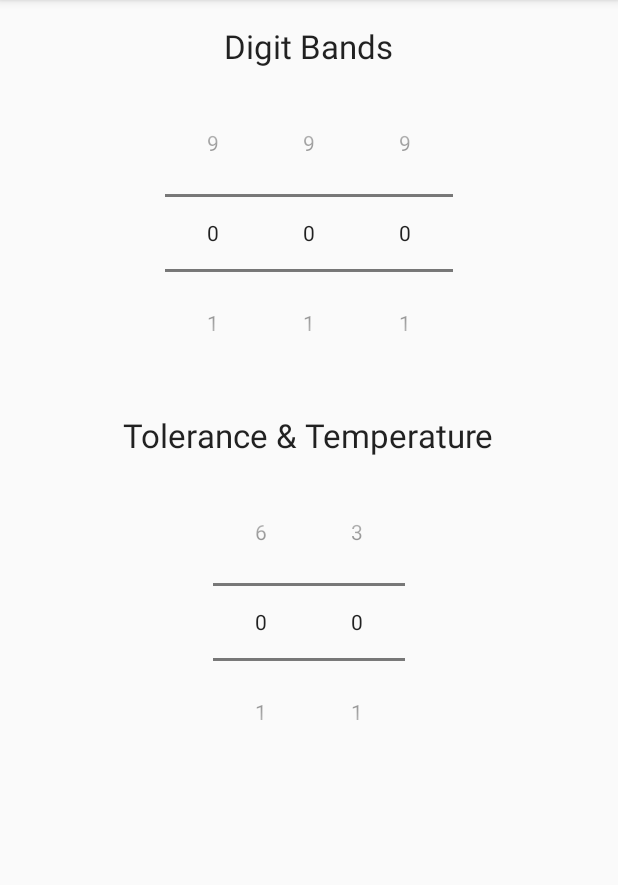
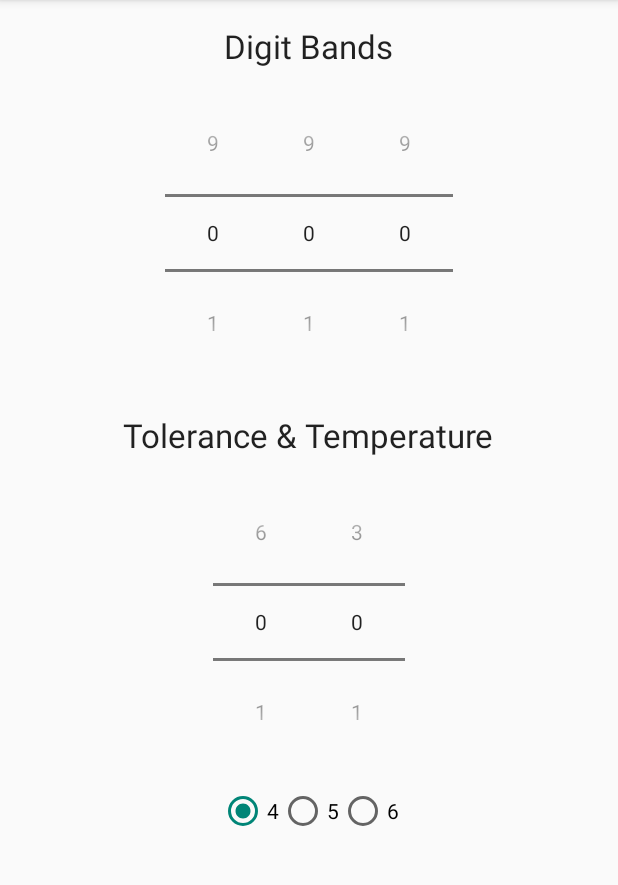
Before and after one commit to drew887/Resistor-Calculator, an Android app: the screen it shows after launch (MainActivity), on a phone screen of 412 x 824 dp, the part 84-969 px from its top. Run offline under Robolectric (Android 15) with nearby library versions, the phone set to English and light mode, and no system bars.

Commit message:
Adding radio buttons to decide how many bands there are on the resistor, also surrounded by a scroll view

```diff
--- a/app/build.gradle
+++ b/app/build.gradle
@@ -22,4 +22,5 @@ android {
 dependencies {
     compile fileTree(dir: 'libs', include: ['*.jar'])
     compile 'com.android.support:appcompat-v7:22.2.1'
+    compile 'com.android.support:support-v4:22.2.1'
 }
--- a/app/src/main/res/layout/activity_main.xml
+++ b/app/src/main/res/layout/activity_main.xml
@@ -6,6 +6,16 @@
     android:paddingBottom="@dimen/activity_vertical_margin" tools:context=".MainActivity"
     android:orientation="vertical"
     android:id="@+id/mainLay">
+
+    <ScrollView
+        xmlns:android="http://schemas.android.com/apk/res/android"
+        android:layout_width="fill_parent"
+        android:layout_height="fill_parent"
+        android:fillViewport="true">
+
+        <RelativeLayout
+            android:layout_width="fill_parent"
+            android:layout_height="fill_parent">
 
             <TextView
                 android:layout_width="wrap_content"
@@ -75,4 +85,37 @@
                     android:id="@+id/tempBandPicker" />
             </LinearLayout>
 
+            <LinearLayout
+                android:orientation="horizontal"
+                android:layout_width="wrap_content"
+                android:layout_height="wrap_content"
+                android:layout_below="@+id/extraBandsLay"
+                android:layout_centerHorizontal="true"
+                android:layout_marginTop="20dp">
+
+                <RadioButton
+                    android:layout_width="wrap_content"
+                    android:layout_height="wrap_content"
+                    android:text="4"
+                    android:id="@+id/numBand4"
+                    android:layout_gravity="center_vertical"
+                    android:checked="true"
+                    android:onClick="numBandHandler" />
+
+                <RadioButton
+                    android:layout_width="wrap_content"
+                    android:layout_height="wrap_content"
+                    android:text="5"
+                    android:id="@+id/numBand5"
+                    android:onClick="numBandHandler" />
+
+                <RadioButton
+                    android:layout_width="wrap_content"
+                    android:layout_height="wrap_content"
+                    android:text="6"
+                    android:id="@+id/numBand6"
+                    android:onClick="numBandHandler" />
+            </LinearLayout>
         </RelativeLayout>
+    </ScrollView>
+</RelativeLayout>
```
Also changed, not shown: app/src/main/java/com/rocketgrenade/resistorcalulator/MainActivity.java (+22 -0 lines). Lines whose indentation alone changed are shown as unchanged.
